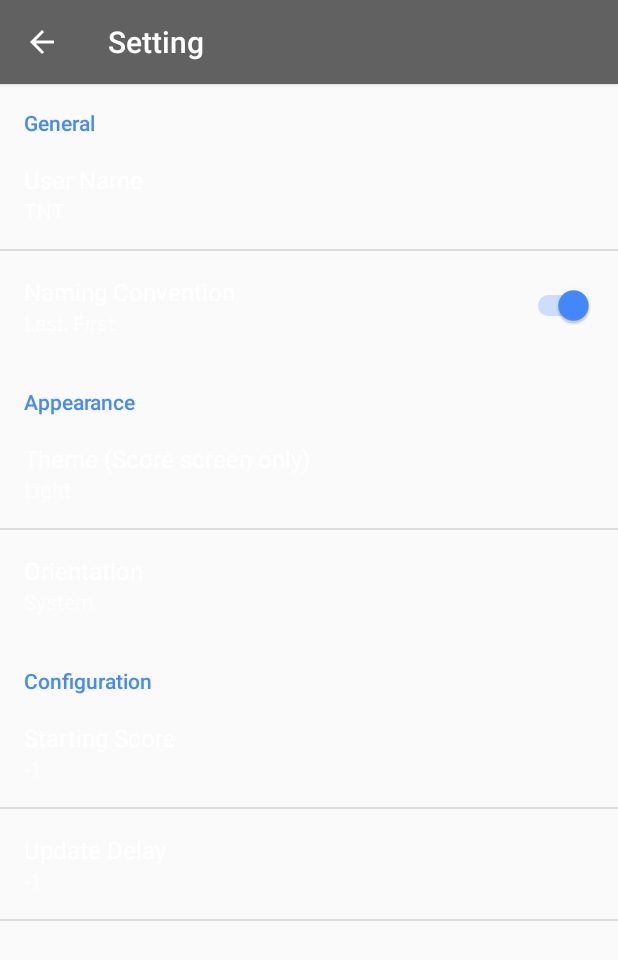
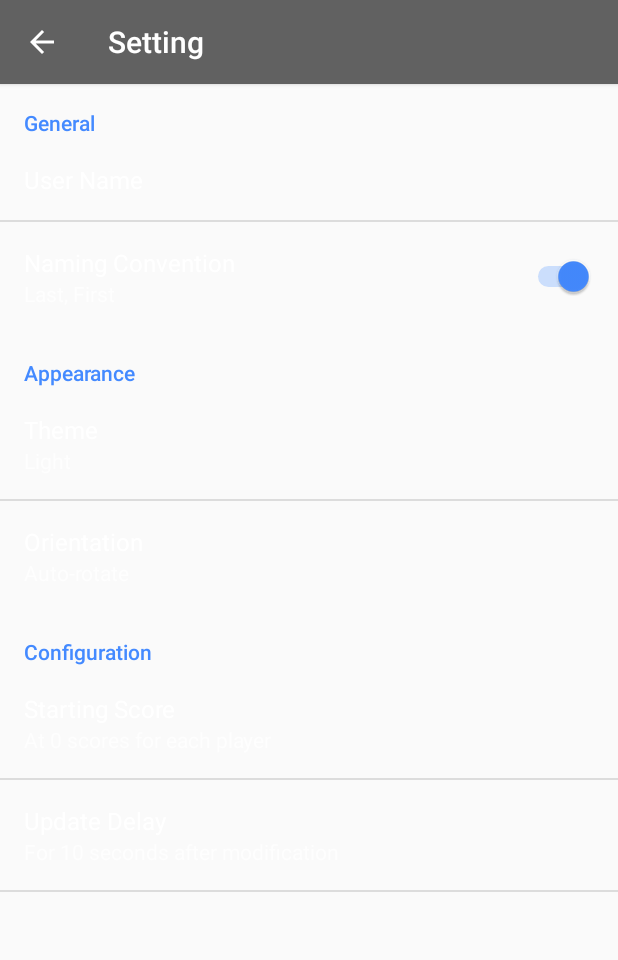
Before and after one commit to tnt1232007/Scoreboard, an Android app: the SettingActivity screen opened directly, with no data from a screen before it, on a phone screen of 412 x 824 dp. Shown: the top 960 px of the screen. Run offline under Robolectric (Android 15) with nearby library versions, the phone set to English and light mode, and no system bars.

Commit message:
[IMPLEMENT] Enhance preferences

```diff
--- a/app/src/main/java/com/tnt/scoreboard/BaseActivity.java
+++ b/app/src/main/java/com/tnt/scoreboard/BaseActivity.java
@@ -1,6 +1,5 @@
 package com.tnt.scoreboard;
 
-import android.content.Intent;
 import android.os.Bundle;
 import android.preference.PreferenceManager;
 import android.support.v7.app.ActionBarActivity;
@@ -48,10 +47,6 @@ public abstract class BaseActivity extends ActionBarActivity {
     @Override
     public boolean onOptionsItemSelected(MenuItem item) {
         switch (item.getItemId()) {
-            case R.id.action_settings:
-                Intent i = new Intent(this, SettingActivity.class);
-                startActivity(i);
-                return true;
             default:
                 return super.onOptionsItemSelected(item);
         }
--- a/app/src/main/java/com/tnt/scoreboard/NumberPickerPreference.java
+++ b/app/src/main/java/com/tnt/scoreboard/NumberPickerPreference.java
@@ -1,74 +1,108 @@
 package com.tnt.scoreboard;
 
-import android.app.AlertDialog;
 import android.content.Context;
 import android.content.res.TypedArray;
 import android.preference.DialogPreference;
+import android.support.annotation.NonNull;
 import android.util.AttributeSet;
-import android.view.Gravity;
-import android.widget.LinearLayout;
+import android.view.View;
 import android.widget.NumberPicker;
 
-//TODO: Need refined
+
 public class NumberPickerPreference extends DialogPreference {
+
+    private static final int VALUE = 0;
     private static final int MIN_VALUE = 0;
     private static final int MAX_VALUE = 100;
-    private static final boolean WRAP_SELECTOR_WHEEL = true;
+    private static final int INCREMENT = 1;
+    private static final boolean INFINITE_SCROLL = true;
     private final int mMinValue;
     private final int mMaxValue;
-    private final boolean mWrapSelectorWheel;
-    private int mSelectedValue;
+    private final int mIncrement;
+    private final boolean mInfiniteScroll;
+    private int mCurrentValue;
+    private int mDisplayedValue;
+    private String mInitialSummary;
     private NumberPicker mNumberPicker;
 
-    public NumberPickerPreference(final Context context, final AttributeSet attrs) {
+    public NumberPickerPreference(Context context, AttributeSet attrs) {
         super(context, attrs);
-        mMinValue = MIN_VALUE;
-        mMaxValue = MAX_VALUE;
-        mWrapSelectorWheel = WRAP_SELECTOR_WHEEL;
+        TypedArray a = getContext().obtainStyledAttributes(attrs, R.styleable.NumberPickerPreference);
+        mMinValue = a.getInt(R.styleable.NumberPickerPreference_minValue, MIN_VALUE);
+        mMaxValue = a.getInt(R.styleable.NumberPickerPreference_maxValue, MAX_VALUE);
+        mIncrement = a.getInt(R.styleable.NumberPickerPreference_increment, INCREMENT);
+        mInfiniteScroll = a.getBoolean(
+                R.styleable.NumberPickerPreference_infiniteScroll, INFINITE_SCROLL);
+        mInitialSummary = getSummary().toString();
+        a.recycle();
+
+        setDialogLayoutResource(R.layout.pref_number_picker);
     }
 
     @Override
-    protected void onSetInitialValue(final boolean restoreValue, final Object defaultValue) {
-        mSelectedValue = restoreValue ? this.getPersistedInt(0) : (Integer) defaultValue;
-        this.updateSummary();
+    protected void onBindDialogView(@NonNull View view) {
+        super.onBindDialogView(view);
+        mNumberPicker = (NumberPicker) view.findViewById(R.id.numberPicker);
+        mNumberPicker.setMinValue(mMinValue);
+        if (mIncrement == INCREMENT) {
+            mNumberPicker.setMaxValue(mMaxValue);
+        } else {
+            String[] values = calculateDisplayedValues(mMinValue, mMaxValue, mIncrement);
+            mNumberPicker.setDisplayedValues(values);
+            mNumberPicker.setMaxValue(mMinValue + values.length - 1);
+        }
+        mNumberPicker.setValue(mCurrentValue);
+        mNumberPicker.setWrapSelectorWheel(mInfiniteScroll);
     }
 
     @Override
-    protected Object onGetDefaultValue(final TypedArray a, final int index) {
-        return a.getInteger(index, 0);
+    protected void onSetInitialValue(boolean restoreValue, Object defaultValue) {
+        mDisplayedValue = restoreValue ? getPersistedInt(VALUE) : (Integer) defaultValue;
+        mCurrentValue = calculateActualValue(mDisplayedValue);
+        persistInt(mDisplayedValue);
+        setSummary(null);
     }
 
     @Override
-    protected void onPrepareDialogBuilder(final AlertDialog.Builder builder) {
-        super.onPrepareDialogBuilder(builder);
-
-        mNumberPicker = new NumberPicker(this.getContext());
-        mNumberPicker.setMinValue(mMinValue);
-        mNumberPicker.setMaxValue(mMaxValue);
-        mNumberPicker.setValue(mSelectedValue);
-        mNumberPicker.setWrapSelectorWheel(mWrapSelectorWheel);
-        mNumberPicker.setLayoutParams(new LinearLayout.LayoutParams(
-                LinearLayout.LayoutParams.WRAP_CONTENT, LinearLayout.LayoutParams.WRAP_CONTENT));
-
-        final LinearLayout linearLayout = new LinearLayout(this.getContext());
-        linearLayout.setLayoutParams(new LinearLayout.LayoutParams(
-                LinearLayout.LayoutParams.MATCH_PARENT, LinearLayout.LayoutParams.MATCH_PARENT));
-        linearLayout.setGravity(Gravity.CENTER);
-        linearLayout.addView(mNumberPicker);
-
-        builder.setView(linearLayout);
+    protected Object onGetDefaultValue(TypedArray a, int index) {
+        return a.getInteger(index, VALUE);
     }
 
     @Override
-    protected void onDialogClosed(final boolean positiveResult) {
-        if (positiveResult && this.shouldPersist()) {
-            mSelectedValue = mNumberPicker.getValue();
-            this.persistInt(mSelectedValue);
-            this.updateSummary();
+    protected void onDialogClosed(boolean positiveResult) {
+        super.onDialogClosed(positiveResult);
+        if (positiveResult) {
+            mCurrentValue = mNumberPicker.getValue();
+            mDisplayedValue = calculateDisplayedValue(mCurrentValue);
+            persistInt(mDisplayedValue);
+            setSummary(null);
         }
     }
 
-    private void updateSummary() {
-        super.setSummary(String.format("Wait %d second(s) before update score history", mSelectedValue));
+    @Override
+    public void setSummary(CharSequence summary) {
+        super.setSummary(String.format(mDisplayedValue == 1
+                ? mInitialSummary.replace("(es)", "").replace("(s)", "")
+                : mInitialSummary.replace("(es)", "es").replace("(s)", "s")
+                , mDisplayedValue));
+    }
+
+    private String[] calculateDisplayedValues(int minValue, int maxValue, int increment) {
+        String[] values = new String[(maxValue - minValue) / increment + 1];
+        for (int i = 0; i < values.length; i++) {
+            int value = minValue + i * increment;
+            if (value > maxValue)
+                break;
+            values[i] = String.valueOf(value);
+        }
+        return values;
+    }
+
+    private int calculateDisplayedValue(int value) {
+        return mMinValue + (value - mMinValue) * mIncrement;
+    }
+
+    private int calculateActualValue(int displayedValue) {
+        return (displayedValue - mMinValue) / mIncrement + mMinValue;
     }
 }
--- a/app/src/main/java/com/tnt/scoreboard/SettingFragment.java
+++ b/app/src/main/java/com/tnt/scoreboard/SettingFragment.java
@@ -1,59 +1,16 @@
 package com.tnt.scoreboard;
 
-import android.content.SharedPreferences;
 import android.os.Bundle;
-import android.preference.ListPreference;
-import android.preference.Preference;
 import android.preference.PreferenceFragment;
 import android.preference.PreferenceManager;
 
 
 public class SettingFragment extends PreferenceFragment {
 
-    //TODO: Need specific summary for each preferences
-    private static Preference.OnPreferenceChangeListener onPrefChangeListener
-            = new Preference.OnPreferenceChangeListener() {
-        @Override
-        public boolean onPreferenceChange(Preference preference, Object value) {
-            String stringValue = value.toString();
-            if (preference instanceof ListPreference) {
-                ListPreference listPreference = (ListPreference) preference;
-                int index = listPreference.findIndexOfValue(stringValue);
-                preference.setSummary(index >= 0 ? listPreference.getEntries()[index] : null);
-            } else {
-                preference.setSummary(stringValue);
-            }
-            return true;
-        }
-    };
-
-    private static void setDefaultPref(Preference preference, Class<?> cls) {
-        preference.setOnPreferenceChangeListener(onPrefChangeListener);
-        SharedPreferences sharedPreferences = PreferenceManager
-                .getDefaultSharedPreferences(preference.getContext());
-
-        Object value;
-        if (cls == Boolean.class) {
-            value = sharedPreferences.getBoolean(preference.getKey(), false);
-        } else if (cls == Integer.class) {
-            value = sharedPreferences.getInt(preference.getKey(), -1);
-        } else {
-            value = sharedPreferences.getString(preference.getKey(), "");
-        }
-        onPrefChangeListener.onPreferenceChange(preference, value);
-    }
-
     @Override
     public void onCreate(Bundle savedInstanceState) {
         super.onCreate(savedInstanceState);
         PreferenceManager.setDefaultValues(getActivity(), R.xml.setting, false);
         addPreferencesFromResource(R.xml.setting);
-
-        setDefaultPref(findPreference(getString(R.string.pref_key_user_name)), String.class);
-        setDefaultPref(findPreference(getString(R.string.pref_key_name_format)), Boolean.class);
-        setDefaultPref(findPreference(getString(R.string.pref_key_theme)), String.class);
-        setDefaultPref(findPreference(getString(R.string.pref_key_orientation)), String.class);
-        setDefaultPref(findPreference(getString(R.string.pref_key_starting_score)), Integer.class);
-        setDefaultPref(findPreference(getString(R.string.pref_key_update_delay)), Integer.class);
     }
 }
--- a/app/src/main/res/menu/menu_game_new.xml
+++ b/app/src/main/res/menu/menu_game_new.xml
@@ -4,9 +4,6 @@
       xmlns:tools="http://schemas.android.com/tools"
       tools:context="com.tnt.scoreboard.GameNewActivity">
     <item
-        android:id="@+id/action_settings"
-        android:title="@string/action_settings"/>
-    <item
         android:id="@+id/action_save"
         android:title="@string/action_save"
         app:showAsAction="ifRoom"/>
--- a/app/src/main/res/values/arrays.xml
+++ b/app/src/main/res/values/arrays.xml
@@ -29,8 +29,8 @@
         <item>Dark</item>
     </string-array>
     <string-array name="pref_entries_orientation">
-        <item>System</item>
-        <item>Vertical</item>
-        <item>Horizontal</item>
+        <item>Auto-rotate</item>
+        <item>Portrait</item>
+        <item>Landscape</item>
     </string-array>
 </resources>
--- a/app/src/main/res/values/prefs.xml
+++ b/app/src/main/res/values/prefs.xml
@@ -6,24 +6,30 @@
     <string name="pref_value_user_name">TNT</string>
     <string name="pref_key_name_format">name_format</string>
     <string name="pref_title_name_format">Naming Convention</string>
+    <bool name="pref_value_name_format">true</bool>
     <string name="pref_on_name_format">Last, First</string>
     <string name="pref_off_name_format">First, Last</string>
 
     <string name="pref_header_appearance">Appearance</string>
     <string name="pref_key_theme">theme</string>
-    <string name="pref_title_theme">Theme (Score screen only)</string>
+    <string name="pref_title_theme">Theme</string>
     <string name="pref_value_theme">Light</string>
     <string name="pref_key_orientation">orientation</string>
     <string name="pref_title_orientation">Orientation</string>
-    <string name="pref_value_orientation">System</string>
+    <string name="pref_value_orientation">Auto-rotate</string>
 
     <string name="pref_header_configuration">Configuration</string>
     <string name="pref_key_starting_score">starting_score</string>
     <string name="pref_title_starting_score">Starting Score</string>
-    <string name="pref_value_starting_score">0</string>
-    <string name="pref_summary_starting_score">All players start with %d score(s)</string>
+    <string name="pref_summary_starting_score">At %d score(s) for each player</string>
+    <integer name="pref_value_starting_score">0</integer>
+    <integer name="pref_min_starting_score">0</integer>
+    <integer name="pref_max_starting_score">100</integer>
+    <integer name="pref_increment_starting_score">5</integer>
     <string name="pref_key_update_delay">update_delay</string>
     <string name="pref_title_update_delay">Update Delay</string>
-    <string name="pref_value_update_delay">10</string>
-    <string name="pref_summary_update_delay">Wait %d second(s) before update score history</string>
+    <string name="pref_summary_update_delay">For %d second(s) after modification</string>
+    <integer name="pref_value_update_delay">10</integer>
+    <integer name="pref_min_update_delay">1</integer>
+    <integer name="pref_max_update_delay">30</integer>
 </resources>
--- a/app/src/main/res/xml/setting.xml
+++ b/app/src/main/res/xml/setting.xml
@@ -1,5 +1,5 @@
 <PreferenceScreen xmlns:android="http://schemas.android.com/apk/res/android"
-    >
+                  xmlns:npp="http://schemas.android.com/apk/res-auto">
 
     <PreferenceCategory android:title="@string/pref_header_general">
         <EditTextPreference
@@ -12,7 +12,7 @@
             android:singleLine="true"
             android:title="@string/pref_title_user_name"/>
         <SwitchPreference
-            android:defaultValue="true"
+            android:defaultValue="@bool/pref_value_name_format"
             android:key="@string/pref_key_name_format"
             android:summaryOff="@string/pref_off_name_format"
             android:summaryOn="@string/pref_on_name_format"
@@ -26,6 +26,7 @@
             android:key="@string/pref_key_theme"
             android:negativeButtonText="Cancel"
             android:positiveButtonText="@null"
+            android:summary="%s"
             android:title="@string/pref_title_theme"/>
         <ListPreference
             android:defaultValue="@string/pref_value_orientation"
@@ -34,18 +35,24 @@
             android:key="@string/pref_key_orientation"
             android:negativeButtonText="Cancel"
             android:positiveButtonText="@null"
+            android:summary="%s"
             android:title="@string/pref_title_orientation"/>
     </PreferenceCategory>
     <PreferenceCategory android:title="@string/pref_header_configuration">
         <com.tnt.scoreboard.NumberPickerPreference
-            android:defaultValue="0"
+            android:defaultValue="@integer/pref_value_starting_score"
             android:key="@string/pref_key_starting_score"
             android:summary="@string/pref_summary_starting_score"
-            android:title="@string/pref_title_starting_score"/>
+            android:title="@string/pref_title_starting_score"
+            npp:increment="@integer/pref_increment_starting_score"
+            npp:maxValue="@integer/pref_max_starting_score"
+            npp:minValue="@integer/pref_min_starting_score"/>
         <com.tnt.scoreboard.NumberPickerPreference
-            android:defaultValue="10"
+            android:defaultValue="@integer/pref_value_update_delay"
             android:key="@string/pref_key_update_delay"
             android:summary="@string/pref_summary_update_delay"
-            android:title="@string/pref_title_update_delay"/>
+            android:title="@string/pref_title_update_delay"
+            npp:maxValue="@integer/pref_max_update_delay"
+            npp:minValue="@integer/pref_min_update_delay"/>
     </PreferenceCategory>
 </PreferenceScreen>
```
Also changed, not shown: app/src/main/java/com/tnt/scoreboard/utils/PrefUtils.java (+15 -0 lines), app/src/main/res/layout/pref_category.xml (added, +30 -0 lines), app/src/main/res/layout/pref_number_picker.xml (added, +13 -0 lines), app/src/main/res/menu/menu_game_list.xml (+3 -6 lines), app/src/main/res/menu/menu_game_score.xml (+3 -6 lines), app/src/main/res/values/attrs.xml (added, +10 -0 lines).
